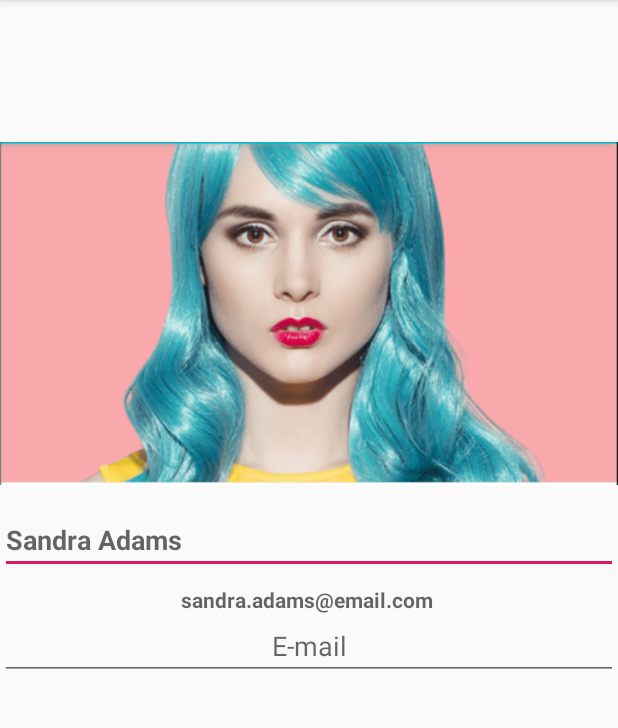
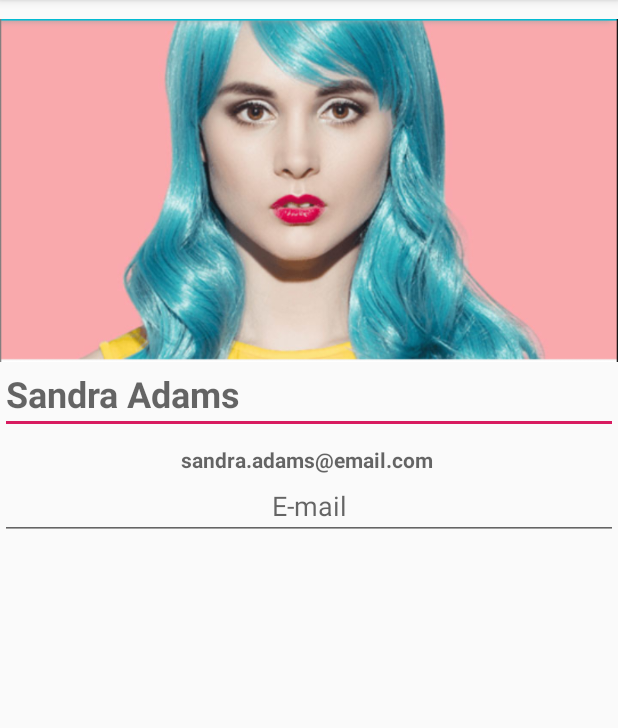
Before and after one commit to oriol-v-ll/Dev_Community, an Android app: the ProfileActivity screen opened directly, with no data from a screen before it, on a phone screen of 412 x 824 dp, the part 84-812 px from its top. Run offline under Robolectric (Android 15) with nearby library versions, the phone set to English and light mode, and no system bars.

Commit message:
Pequeños areglos

```diff
--- a/app/src/main/java/cat/urv/deim/asm/p2/common/SplashActivity.java
+++ b/app/src/main/java/cat/urv/deim/asm/p2/common/SplashActivity.java
@@ -44,7 +44,7 @@ public class SplashActivity extends AppCompatActivity {
         }else {
             new Handler().postDelayed(new Runnable() {
                 public void run() {
-                    Intent intent = new Intent(SplashActivity.this, LoginActivity.class);
+                    Intent intent = new Intent(SplashActivity.this, ProfileActivity.class);
                     startActivity(intent);
                     finish();
                 }
--- a/app/src/main/res/layout/activity_login2.xml
+++ b/app/src/main/res/layout/activity_login2.xml
@@ -26,12 +26,12 @@
         android:id="@+id/imageView"
         android:layout_width="260dp"
         android:layout_height="260dp"
+        android:layout_above="@+id/user"
         android:layout_alignParentStart="true"
-        android:layout_alignParentTop="true"
         android:layout_alignParentEnd="true"
         android:layout_marginStart="67dp"
-        android:layout_marginTop="133dp"
         android:layout_marginEnd="66dp"
+        android:layout_marginBottom="27dp"
         app:srcCompat="@drawable/ic_launcher" />
 
     <Button
--- a/app/src/main/res/layout/activity_profile.xml
+++ b/app/src/main/res/layout/activity_profile.xml
@@ -11,7 +11,7 @@
         android:layout_width="match_parent"
         android:layout_height="254dp"
         android:layout_alignParentTop="true"
-        android:layout_marginTop="82dp"
+        android:layout_marginTop="0dp"
         app:srcCompat="@drawable/profile_user"
         tools:layout_editor_absoluteX="0dp"
         tools:layout_editor_absoluteY="-2dp" />
@@ -27,9 +27,10 @@
         android:layout_width="match_parent"
         android:layout_height="wrap_content"
         android:layout_below="@+id/imageView2"
-        android:layout_marginTop="1dp"
+        android:layout_marginTop="-18dp"
         android:hint="Sandra Adams"
-        android:textColor="#FCFCFC"
+        android:textColor="#050505"
+        android:textSize="24sp"
         android:textStyle="bold" />
 
     <EditText
```
